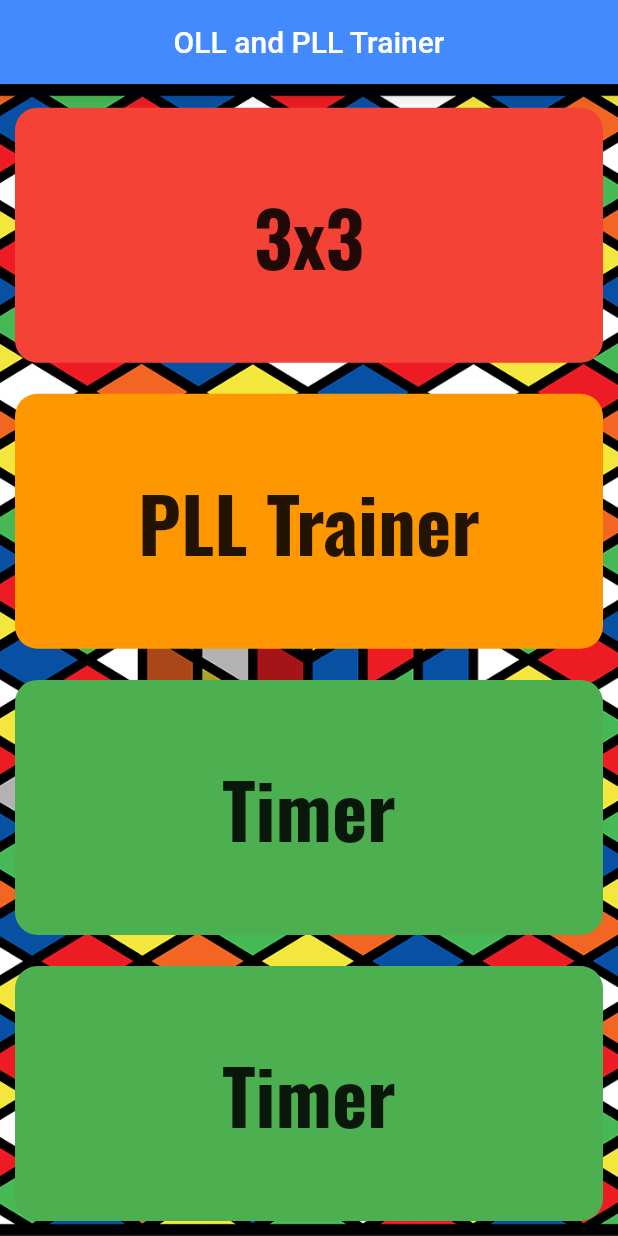
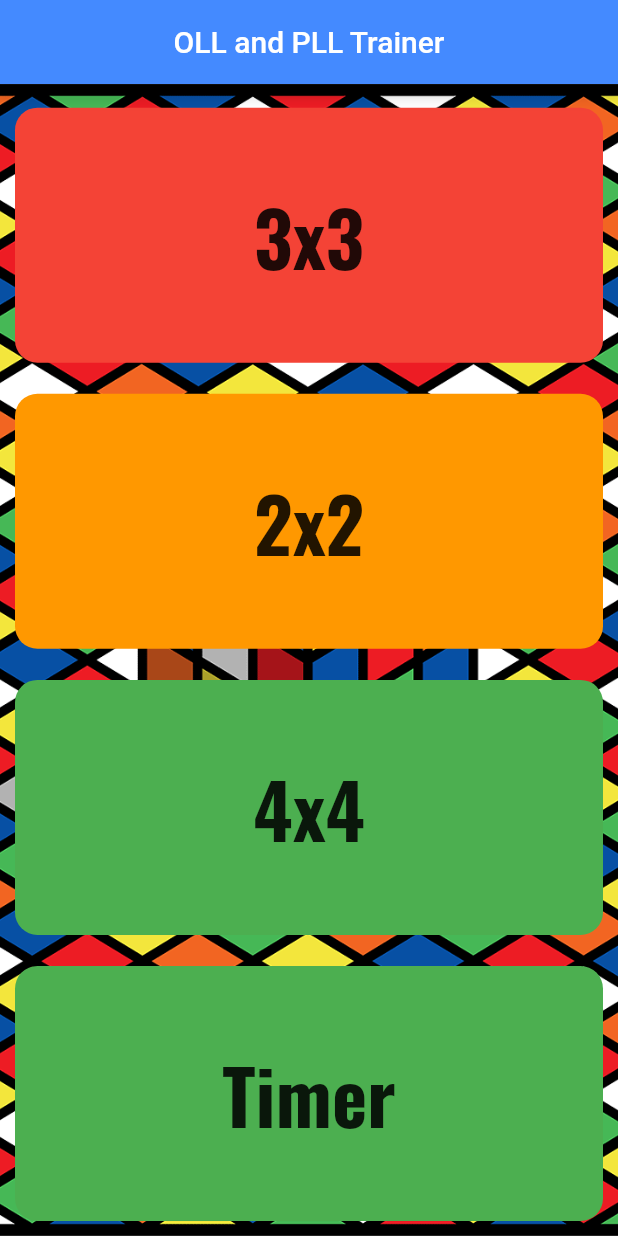
Before and after one commit to ReidsTech/OLL-PLL-Trainer, a Flutter app: the screen it shows after launch, on a phone screen of 412 x 824 dp. Run offline on Flutter 3.47's test engine with Material 2 defaults, Android fonts, the phone set to English and light mode, and no system bars.

Commit message:
Update main.dart

```diff
--- a/lib/main.dart
+++ b/lib/main.dart
@@ -1,6 +1,7 @@
 import 'package:flutter/cupertino.dart';
 import 'package:flutter/material.dart';
 import 'package:flutter/foundation.dart';
+import '3x3 Page.dart';
 
 void main() => runApp(MaterialApp(home: Home()));
 
@@ -143,12 +144,12 @@ class _HomeState extends State<Home> with SingleTickerProviderStateMixin {
                             Navigator.push(
                               context,
                               MaterialPageRoute(
-                                builder: (context) => PLL(),
+                                builder: (context) => twoxtwo(),
                               ),
                             );
                           },
                           child: Text(
-                            "PLL Trainer",
+                            "2x2",
                             style: TextStyle(
                                 fontWeight: FontWeight.bold,
                                 fontSize: fontSize1,
@@ -175,12 +176,12 @@ class _HomeState extends State<Home> with SingleTickerProviderStateMixin {
                             Navigator.push(
                               context,
                               MaterialPageRoute(
-                                builder: (context) => Timer(),
+                                builder: (context) => fourxfour(),
                               ),
                             );
                           },
                           child: Text(
-                            "Timer",
+                            "4x4",
                             style: TextStyle(
                                 fontSize: fontSize1,
                                 fontWeight: FontWeight.bold,
```
